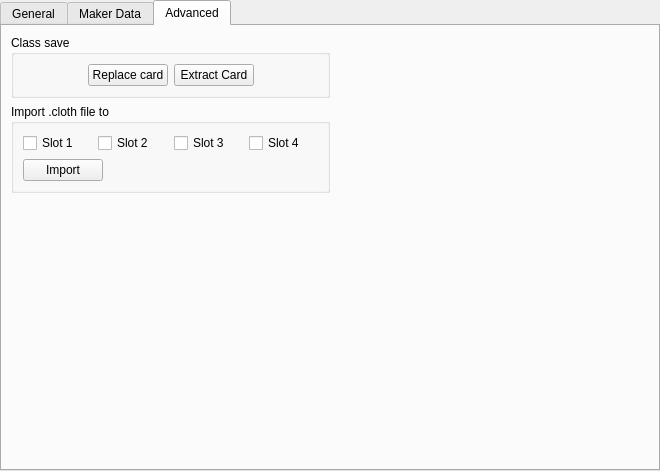
First picture: the form in src/ui/cardview.ui, repository geneishouko/AA2QtEdit, before the edit.
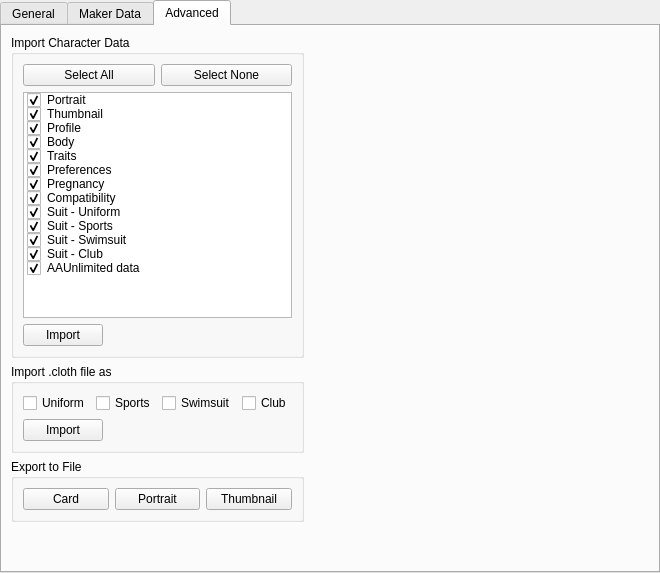
Second picture: the form after the edit. The open tabs and pages were chosen to show the change.

Commit message: add card import options

```diff
--- a/src/ui/cardview.ui
+++ b/src/ui/cardview.ui
@@ -7,7 +7,7 @@
     <x>0</x>
     <y>0</y>
     <width>660</width>
-    <height>471</height>
+    <height>573</height>
    </rect>
   </property>
   <property name="windowTitle">
@@ -159,54 +159,203 @@
    <attribute name="title">
     <string>Advanced</string>
    </attribute>
-   <layout class="QHBoxLayout" name="horizontalLayout_5">
+   <layout class="QHBoxLayout" name="horizontalLayout_6" stretch="0,1">
     <item>
-     <layout class="QVBoxLayout" name="verticalLayout_5">
+     <layout class="QVBoxLayout" name="verticalLayout_5" stretch="1,0,0,0">
       <item>
        <widget class="QGroupBox" name="groupBox">
         <property name="title">
-         <string>Class save</string>
+         <string>Import Character Data</string>
         </property>
-        <layout class="QHBoxLayout" name="horizontalLayout_2">
+        <layout class="QVBoxLayout" name="verticalLayout_6">
          <item>
-          <spacer name="horizontalSpacer_4">
-           <property name="orientation">
-            <enum>Qt::Horizontal</enum>
-           </property>
-           <property name="sizeHint" stdset="0">
-            <size>
-             <width>40</width>
-             <height>20</height>
-            </size>
-           </property>
-          </spacer>
+          <layout class="QHBoxLayout" name="horizontalLayout_7">
+           <item>
+            <widget class="QPushButton" name="selectAllImportsButton">
+             <property name="text">
+              <string>Select All</string>
+             </property>
+            </widget>
+           </item>
+           <item>
+            <widget class="QPushButton" name="selectNoneImportsButton">
+             <property name="text">
+              <string>Select None</string>
+             </property>
+            </widget>
+           </item>
+          </layout>
          </item>
          <item>
-          <widget class="QPushButton" name="replaceCardButton">
-           <property name="text">
-            <string>Replace card</string>
-           </property>
+          <widget class="QListWidget" name="characterDataSelectionList">
+           <item>
+            <property name="text">
+             <string>Portrait</string>
+            </property>
+            <property name="checkState">
+             <enum>Checked</enum>
+            </property>
+            <property name="flags">
+             <set>ItemIsEnabled</set>
+            </property>
+           </item>
+           <item>
+            <property name="text">
+             <string>Thumbnail</string>
+            </property>
+            <property name="checkState">
+             <enum>Checked</enum>
+            </property>
+            <property name="flags">
+             <set>ItemIsEnabled</set>
+            </property>
+           </item>
+           <item>
+            <property name="text">
+             <string>Profile</string>
+            </property>
+            <property name="checkState">
+             <enum>Checked</enum>
+            </property>
+            <property name="flags">
+             <set>ItemIsEnabled</set>
+            </property>
+           </item>
+           <item>
+            <property name="text">
+             <string>Body</string>
+            </property>
+            <property name="checkState">
+             <enum>Checked</enum>
+            </property>
+            <property name="flags">
+             <set>ItemIsEnabled</set>
+            </property>
+           </item>
+           <item>
+            <property name="text">
+             <string>Traits</string>
+            </property>
+            <property name="checkState">
+             <enum>Checked</enum>
+            </property>
+            <property name="flags">
+             <set>ItemIsEnabled</set>
+            </property>
+           </item>
+           <item>
+            <property name="text">
+             <string>Preferences</string>
+            </property>
+            <property name="checkState">
+             <enum>Checked</enum>
+            </property>
+            <property name="flags">
+             <set>ItemIsEnabled</set>
+            </property>
+           </item>
+           <item>
+            <property name="text">
+             <string>Pregnancy</string>
+            </property>
+            <property name="checkState">
+             <enum>Checked</enum>
+            </property>
+            <property name="flags">
+             <set>ItemIsEnabled</set>
+            </property>
+           </item>
+           <item>
+            <property name="text">
+             <string>Compatibility</string>
+            </property>
+            <property name="checkState">
+             <enum>Checked</enum>
+            </property>
+            <property name="flags">
+             <set>ItemIsEnabled</set>
+            </property>
+           </item>
+           <item>
+            <property name="text">
+             <string>Suit - Uniform</string>
+            </property>
+            <property name="checkState">
+             <enum>Checked</enum>
+            </property>
+            <property name="flags">
+             <set>ItemIsEnabled</set>
+            </property>
+           </item>
+           <item>
+            <property name="text">
+             <string>Suit - Sports</string>
+            </property>
+            <property name="checkState">
+             <enum>Checked</enum>
+            </property>
+            <property name="flags">
+             <set>ItemIsEnabled</set>
+            </property>
+           </item>
+           <item>
+            <property name="text">
+             <string>Suit - Swimsuit</string>
+            </property>
+            <property name="checkState">
+             <enum>Checked</enum>
+            </property>
+            <property name="flags">
+             <set>ItemIsEnabled</set>
+            </property>
+           </item>
+           <item>
+            <property name="text">
+             <string>Suit - Club</string>
+            </property>
+            <property name="checkState">
+             <enum>Checked</enum>
+            </property>
+            <property name="flags">
+             <set>ItemIsEnabled</set>
+            </property>
+           </item>
+           <item>
+            <property name="text">
+             <string>AAUnlimited data</string>
+            </property>
+            <property name="checkState">
+             <enum>Checked</enum>
+            </property>
+            <property name="flags">
+             <set>ItemIsEnabled</set>
+            </property>
+           </item>
           </widget>
          </item>
          <item>
-          <widget class="QPushButton" name="extractCardButton">
-           <property name="text">
-            <string>Extract Card</string>
-           </property>
-          </widget>
-         </item>
-         <item>
-          <spacer name="horizontalSpacer">
-           <property name="orientation">
-            <enum>Qt::Horizontal</enum>
-           </property>
-           <property name="sizeHint" stdset="0">
-            <size>
-             <width>47</width>
-             <height>20</height>
-            </size>
-           </property>
-          </spacer>
+          <layout class="QHBoxLayout" name="horizontalLayout_2">
+           <item>
+            <widget class="QPushButton" name="importCardButton">
+             <property name="text">
+              <string>Import</string>
+             </property>
+            </widget>
+           </item>
+           <item>
+            <spacer name="horizontalSpacer">
+             <property name="orientation">
+              <enum>Qt::Horizontal</enum>
+             </property>
+             <property name="sizeHint" stdset="0">
+              <size>
+               <width>47</width>
+               <height>20</height>
+              </size>
+             </property>
+            </spacer>
+           </item>
+          </layout>
          </item>
         </layout>
        </widget>
@@ -214,7 +363,7 @@
       <item>
        <widget class="QGroupBox" name="groupBox_2">
         <property name="title">
-         <string>Import .cloth file to</string>
+         <string>Import .cloth file as</string>
         </property>
         <layout class="QVBoxLayout" name="verticalLayout_2">
          <item>
@@ -222,28 +371,28 @@
            <item>
             <widget class="QCheckBox" name="checkClothSlot1">
              <property name="text">
-              <string>Slot 1</string>
+              <string>Uniform</string>
              </property>
             </widget>
            </item>
            <item>
             <widget class="QCheckBox" name="checkClothSlot2">
              <property name="text">
-              <string>Slot 2</string>
+              <string>Sports</string>
              </property>
             </widget>
            </item>
            <item>
             <widget class="QCheckBox" name="checkClothSlot3">
              <property name="text">
-              <string>Slot 3</string>
+              <string>Swimsuit</string>
              </property>
             </widget>
            </item>
            <item>
             <widget class="QCheckBox" name="checkClothSlot4">
              <property name="text">
-              <string>Slot 4</string>
+              <string>Club</string>
              </property>
             </widget>
            </item>
@@ -276,6 +425,40 @@
         </layout>
        </widget>
       </item>
+      <item>
+       <widget class="QGroupBox" name="groupBox_3">
+        <property name="title">
+         <string>Export to File</string>
+        </property>
+        <layout class="QVBoxLayout" name="verticalLayout_7">
+         <item>
+          <layout class="QHBoxLayout" name="horizontalLayout_5">
+           <item>
+            <widget class="QPushButton" name="exportCardButton">
+             <property name="text">
+              <string>Card</string>
+             </property>
+            </widget>
+           </item>
+           <item>
+            <widget class="QPushButton" name="exportPortraitButton">
+             <property name="text">
+              <string>Portrait</string>
+             </property>
+            </widget>
+           </item>
+           <item>
+            <widget class="QPushButton" name="exportThumbailButton">
+             <property name="text">
+              <string>Thumbnail</string>
+             </property>
+            </widget>
+           </item>
+          </layout>
+         </item>
+        </layout>
+       </widget>
+      </item>
       <item>
        <spacer name="verticalSpacer_2">
         <property name="orientation">
@@ -298,7 +481,7 @@
       </property>
       <property name="sizeHint" stdset="0">
        <size>
-        <width>314</width>
+        <width>311</width>
         <height>20</height>
        </size>
       </property>
```
Left out of the diff: 37 changed lines with no effect on the pictures. The commit also changes 9 other files.
